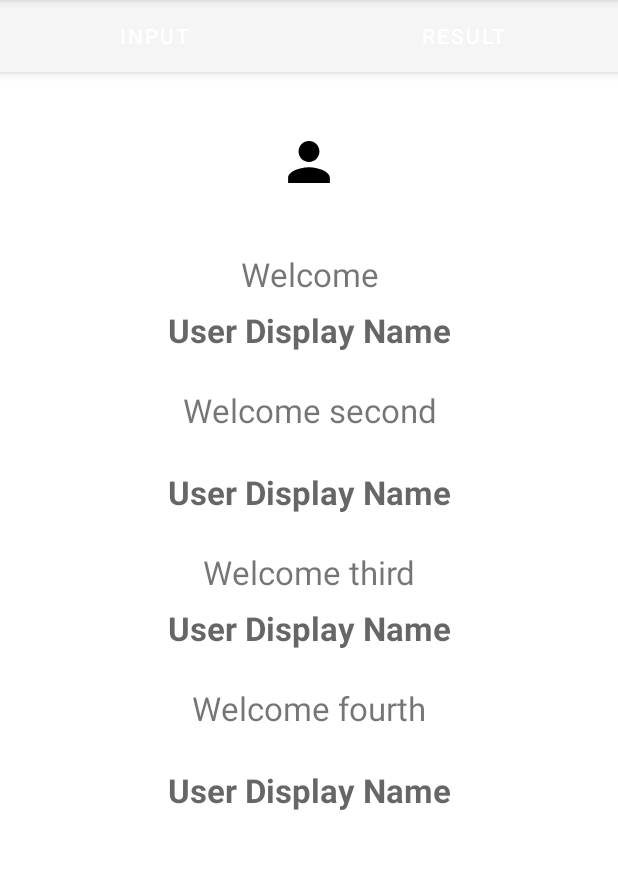
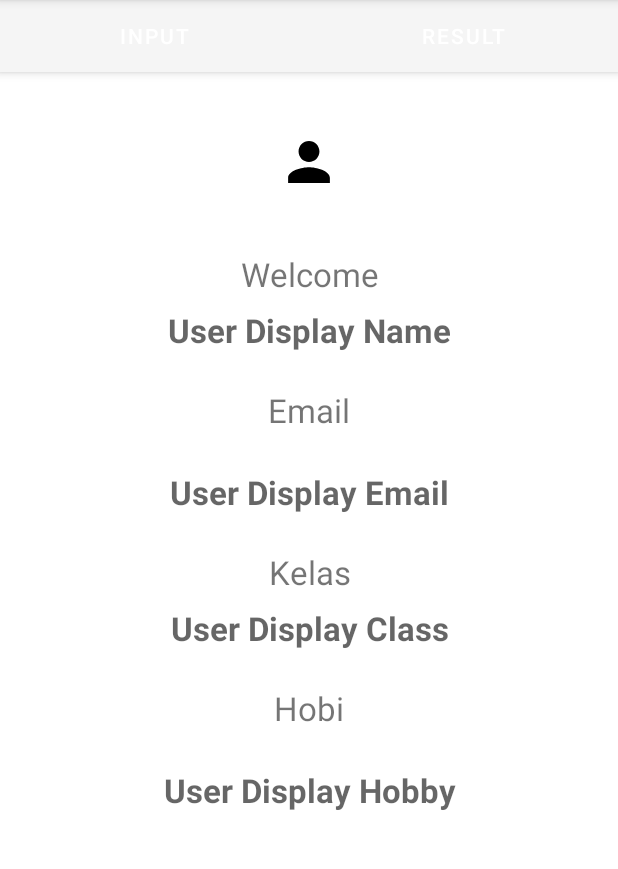
Before and after one commit to r3nyah/praktikum-Fragment, an Android app: the screen it shows after launch (MainActivity), tab 2 chosen, on a phone screen of 412 x 824 dp, the part 84-953 px from its top. Run offline under Robolectric (Android 15) with nearby library versions, the phone set to English and light mode, and no system bars.

Commit message:
Erase dummy value

```diff
--- a/app/src/main/res/layout/fragment_second.xml
+++ b/app/src/main/res/layout/fragment_second.xml
@@ -35,7 +35,7 @@
         app:layout_constraintHorizontal_bias="0.0"
         app:layout_constraintStart_toStartOf="parent"
         app:layout_constraintTop_toBottomOf="@+id/textView"
-        tools:text="Hello World!" />
+        tools:text="-#-" />
     <TextView
         android:id="@+id/textView"
         android:layout_width="0dp"
@@ -57,7 +57,7 @@
         android:layout_marginTop="116dp"
         android:layout_marginEnd="8dp"
         android:gravity="center"
-        android:hint="User Display Name"
+        android:hint="User Display Email"
         android:textColor="@color/colorPrimaryDark"
         android:textSize="22sp"
         android:textStyle="bold"
@@ -65,14 +65,14 @@
         app:layout_constraintHorizontal_bias="0.0"
         app:layout_constraintStart_toStartOf="parent"
         app:layout_constraintTop_toBottomOf="@+id/textView"
-        tools:text="Hello World! second" />
+        tools:text="--#--" />
 
     <TextView
         android:id="@+id/textView2"
         android:layout_width="0dp"
         android:layout_height="wrap_content"
         android:layout_marginTop="24dp"
-        android:text="Welcome second"
+        android:text="Email"
         android:textAlignment="center"
         android:textSize="22sp"
         app:layout_constraintEnd_toEndOf="parent"
@@ -88,7 +88,7 @@
         android:layout_marginTop="116dp"
         android:layout_marginEnd="8dp"
         android:gravity="center"
-        android:hint="User Display Name"
+        android:hint="User Display Class"
         android:textColor="@color/colorPrimaryDark"
         android:textSize="22sp"
         android:textStyle="bold"
@@ -96,14 +96,14 @@
         app:layout_constraintHorizontal_bias="0.0"
         app:layout_constraintStart_toStartOf="parent"
         app:layout_constraintTop_toBottomOf="@+id/textView2"
-        tools:text="Hello World! third" />
+        tools:text="---#---" />
 
     <TextView
         android:id="@+id/textView3"
         android:layout_width="0dp"
         android:layout_height="wrap_content"
         android:layout_marginTop="24dp"
-        android:text="Welcome third"
+        android:text="Kelas"
         android:textAlignment="center"
         android:textSize="22sp"
         app:layout_constraintEnd_toEndOf="parent"
@@ -119,7 +119,7 @@
         android:layout_marginTop="116dp"
         android:layout_marginEnd="8dp"
         android:gravity="center"
-        android:hint="User Display Name"
+        android:hint="User Display Hobby"
         android:textColor="@color/colorPrimaryDark"
         android:textSize="22sp"
         android:textStyle="bold"
@@ -127,14 +127,14 @@
         app:layout_constraintHorizontal_bias="0.0"
         app:layout_constraintStart_toStartOf="parent"
         app:layout_constraintTop_toBottomOf="@+id/textView3"
-        tools:text="Hello World! fourth" />
+        tools:text="---#---" />
 
     <TextView
         android:id="@+id/textView4"
         android:layout_width="0dp"
         android:layout_height="wrap_content"
         android:layout_marginTop="24dp"
-        android:text="Welcome fourth"
+        android:text="Hobi"
         android:textAlignment="center"
         android:textSize="22sp"
         app:layout_constraintEnd_toEndOf="parent"
```
